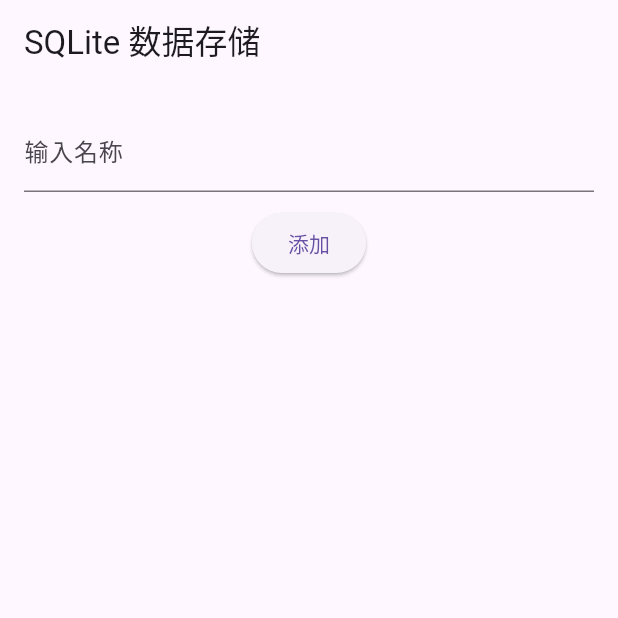
After one commit to samniu/Flutter-Basic, a Flutter app: the screen it shows after launch, after a tap on "添加", on a phone screen of 412 x 824 dp, the top half of it. The commit adds this screen. Run offline on Flutter 3.47's test engine with Material 3 defaults, Android fonts, the phone set to English and light mode, and no system bars; our stand-ins replace shared_preferences, sqflite; accounts and stored records are empty.

Commit message:
SQLite Local Database Storage

```diff
--- a/lib/Navigation and Routing/app_routes.dart
+++ b/lib/Navigation and Routing/app_routes.dart
@@ -8,7 +8,8 @@ import 'package:flutter/material.dart';
 // import '../Animation/tap_scale_animation_page.dart';
 // import '../network/network_page.dart';
 // import '../SharedPreferences(local storage)/storage_page.dart';
-import '../State Management with Provider/provider_page.dart';
+// import '../State Management with Provider/provider_page.dart';
+import '../database/database_page.dart';
 
 class AppRoutes {
   // 返回路由配置
@@ -31,7 +32,10 @@ class AppRoutes {
       // '/storage': (context) => StoragePage(),
 
       //State Management with Provider
-      '/provider': (context) => ProviderPage(),
+      // '/provider': (context) => ProviderPage(),
+
+      // database
+      '/database': (context) => DatabasePage(),
     };
   }
 
@@ -41,6 +45,7 @@ class AppRoutes {
     // return '/animatedContainer'; // 设定动画页面为初始页面
     // return '/network';
     // return '/storage';
-    return '/provider';
+    // return '/provider';
+    return '/database';
   }
 }
--- /dev/null
+++ b/lib/database/database_page.dart
@@ -0,0 +1,93 @@
+import 'package:flutter/material.dart';
+import '../database/db_helper.dart';
+
+class DatabasePage extends StatefulWidget {
+  @override
+  _DatabasePageState createState() => _DatabasePageState();
+}
+
+class _DatabasePageState extends State<DatabasePage> {
+  final DatabaseHelper _dbHelper = DatabaseHelper();
+  List<Map<String, dynamic>> _items = [];
+  final TextEditingController _controller = TextEditingController();
+
+  @override
+  void initState() {
+    super.initState();
+    _loadItems();
+  }
+
+  void _loadItems() async {
+    final data = await _dbHelper.getItems();
+    setState(() {
+      _items = data;
+    });
+  }
+
+  void _addItem() async {
+    if (_controller.text.isNotEmpty) {
+      await _dbHelper.insertItem(_controller.text);
+      _controller.clear();
+      _loadItems();
+    }
+  }
+
+  void _updateItem(int id, String name) async {
+    await _dbHelper.updateItem(id, name);
+    _loadItems();
+  }
+
+  void _deleteItem(int id) async {
+    await _dbHelper.deleteItem(id);
+    _loadItems();
+  }
+
+  @override
+  Widget build(BuildContext context) {
+    return Scaffold(
+      appBar: AppBar(title: Text('SQLite 数据存储')),
+      body: Padding(
+        padding: EdgeInsets.all(16.0),
+        child: Column(
+          children: [
+            TextField(
+              controller: _controller,
+              decoration: InputDecoration(labelText: '输入名称'),
+            ),
+            SizedBox(height: 10),
+            ElevatedButton(
+              onPressed: _addItem,
+              child: Text('添加'),
+            ),
+            Expanded(
+              child: ListView.builder(
+                itemCount: _items.length,
+                itemBuilder: (context, index) {
+                  final item = _items[index];
+                  return ListTile(
+                    title: Text(item['name']),
+                    trailing: Row(
+                      mainAxisSize: MainAxisSize.min,
+                      children: [
+                        IconButton(
+                          icon: Icon(Icons.edit, color: Colors.orange),
+                          onPressed: () {
+                            _updateItem(item['id'], '更新后的 ${item['name']}');
+                          },
+                        ),
+                        IconButton(
+                          icon: Icon(Icons.delete, color: Colors.red),
+                          onPressed: () => _deleteItem(item['id']),
+                        ),
+                      ],
+                    ),
+                  );
+                },
+              ),
+            ),
+          ],
+        ),
+      ),
+    );
+  }
+}
--- /dev/null
+++ b/lib/database/db_helper.dart
@@ -0,0 +1,49 @@
+import 'package:sqflite/sqflite.dart';
+import 'package:path/path.dart';
+
+class DatabaseHelper {
+  static final DatabaseHelper _instance = DatabaseHelper._internal();
+  factory DatabaseHelper() => _instance;
+  DatabaseHelper._internal();
+
+  static Database? _database;
+
+  Future<Database> get database async {
+    if (_database != null) return _database!;
+    _database = await _initDatabase();
+    return _database!;
+  }
+
+  Future<Database> _initDatabase() async {
+    String path = join(await getDatabasesPath(), 'app_database.db');
+    return await openDatabase(
+      path,
+      version: 1,
+      onCreate: (db, version) {
+        return db.execute(
+          'CREATE TABLE items (id INTEGER PRIMARY KEY AUTOINCREMENT, name TEXT)',
+        );
+      },
+    );
+  }
+
+  Future<int> insertItem(String name) async {
+    final db = await database;
+    return await db.insert('items', {'name': name});
+  }
+
+  Future<List<Map<String, dynamic>>> getItems() async {
+    final db = await database;
+    return await db.query('items');
+  }
+
+  Future<int> updateItem(int id, String name) async {
+    final db = await database;
+    return await db.update('items', {'name': name}, where: 'id = ?', whereArgs: [id]);
+  }
+
+  Future<int> deleteItem(int id) async {
+    final db = await database;
+    return await db.delete('items', where: 'id = ?', whereArgs: [id]);
+  }
+}
--- a/pubspec.yaml
+++ b/pubspec.yaml
@@ -17,6 +17,8 @@ dev_dependencies:
   flutter_lints: ^5.0.0
   shared_preferences: ^2.2.0
   provider: ^6.0.5
+  sqflite: ^2.3.0
+  path: ^1.8.3
 
 flutter:
   uses-material-design: true
```
Also changed, not shown: pubspec.lock, 5 other files.
